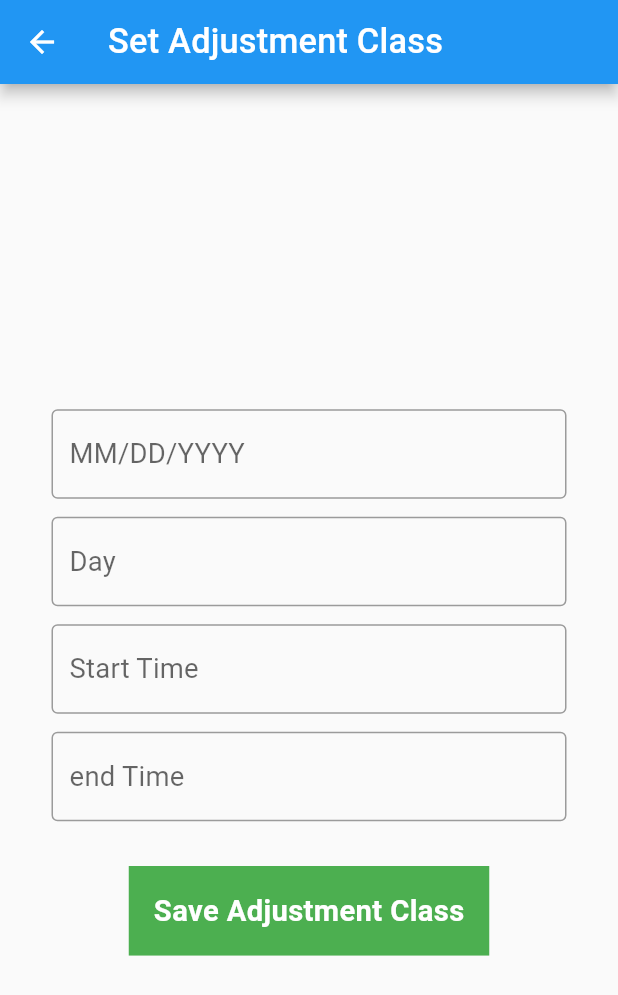
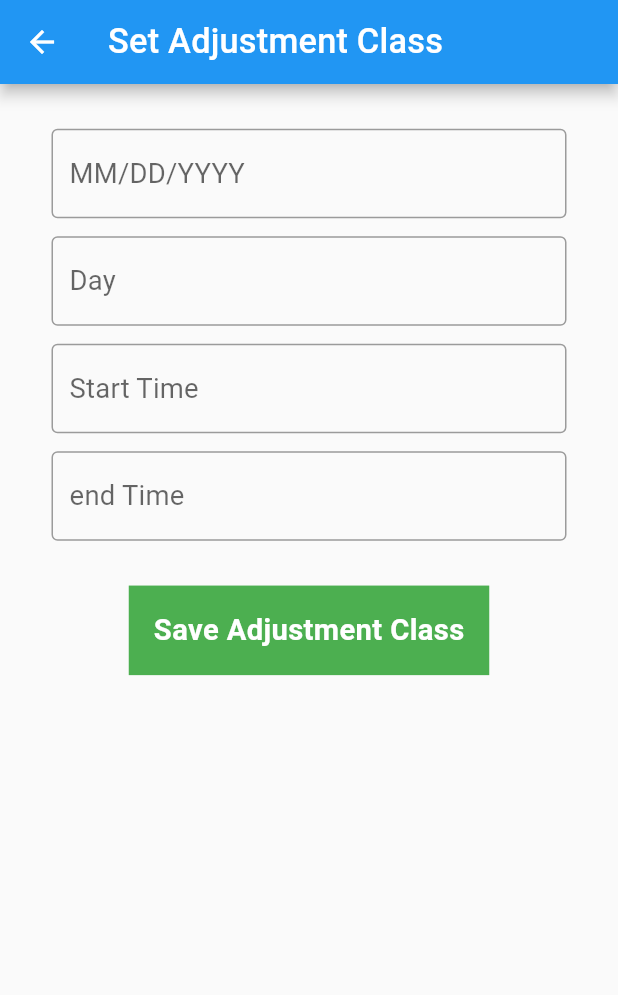
Before and after one commit to thohid44/angana, a Flutter app: the TodaysAttends screen opened directly, after a tap on "Set Adjustment Class", on a phone screen of 412 x 824 dp. Shown: the top 995 px of the screen. Run offline on Flutter 3.47's test engine with Material 2 defaults, Android fonts, the light colour scheme and no system bars; our stand-ins replace flutter_screenutil, get_storage; missing offline and left inert: d_chart; accounts and stored records are empty; network calls fail.

Commit message:
01-02-23

```diff
--- a/lib/views/Teacher/teacher_adjustment_cls.dart
+++ b/lib/views/Teacher/teacher_adjustment_cls.dart
@@ -6,17 +6,17 @@ import 'package:flutter/material.dart';
 import 'package:flutter_screenutil/flutter_screenutil.dart';
 import 'package:get_storage/get_storage.dart';
 import 'package:http/http.dart' as http;
+
 class TeacherAjustmentClass extends StatefulWidget {
   String? sessionCourseId;
 
-   TeacherAjustmentClass({super.key, String? sessionCourseId});
+  TeacherAjustmentClass({super.key, this.sessionCourseId});
 
   @override
   State<TeacherAjustmentClass> createState() => _TeacherAjustmentClassState();
 }
 
 class _TeacherAjustmentClassState extends State<TeacherAjustmentClass> {
-
   final TextEditingController date = TextEditingController();
   final TextEditingController day = TextEditingController();
   final TextEditingController startTime = TextEditingController();
@@ -25,85 +25,80 @@ class _TeacherAjustmentClassState extends State<TeacherAjustmentClass> {
   String? entryBy;
   final _box = GetStorage();
 
-   void initState(){
+  void initState() {
     deptId = _box.read(ApiUrl.TdeptId);
     entryBy = _box.read(ApiUrl.userName);
     super.initState();
   }
+
   @override
   Widget build(BuildContext context) {
     return Scaffold(
-      appBar: AppBar(title: Text("Set Adjustment Class"),),
+      appBar: AppBar(
+        title: Text("Set Adjustment Class"),
+      ),
       body: Column(
-        mainAxisAlignment: MainAxisAlignment.center,
+
         children: [
-          SizedBox(height: 20.h,),
-
+          SizedBox(
+            height: 20.h,
+          ),
           Container(
             height: 50.h,
             margin: EdgeInsets.symmetric(horizontal: 30.w, vertical: 5.h),
             child: TextFormField(
-
               controller: date,
               decoration: InputDecoration(
-                hintText: "MM/DD/YYYY",
-                border: OutlineInputBorder()
-              ),
+                  hintText: "MM/DD/YYYY", border: OutlineInputBorder()),
             ),
           ),
           Container(
             height: 50.h,
             margin: EdgeInsets.symmetric(horizontal: 30.w, vertical: 5.h),
             child: TextFormField(
-
               controller: day,
               decoration: InputDecoration(
-                hintText: "Day",
-                border: OutlineInputBorder()
-              ),
+                  hintText: "Day", border: OutlineInputBorder()),
             ),
           ),
           Container(
             height: 50.h,
             margin: EdgeInsets.symmetric(horizontal: 30.w, vertical: 5.h),
             child: TextFormField(
-
               controller: startTime,
               decoration: InputDecoration(
-                hintText: "Start Time",
-                border: OutlineInputBorder()
-              ),
+                  hintText: "Start Time", border: OutlineInputBorder()),
             ),
           ),
           Container(
             height: 50.h,
             margin: EdgeInsets.symmetric(horizontal: 30.w, vertical: 5.h),
             child: TextFormField(
-
               controller: endTime,
               decoration: InputDecoration(
-                hintText: "end Time",
-                border: OutlineInputBorder()
+                  hintText: "end Time", border: OutlineInputBorder()),
             ),
           ),
+          SizedBox(
+            height: 20.h,
           ),
-
-           SizedBox(height: 20.h,),
           InkWell(
-            onTap: (){
-
+            onTap: () {
               saveAdjustmentClass();
-
             },
             child: Container(
               alignment: Alignment.center,
               margin: EdgeInsets.symmetric(horizontal: 30.w),
               height: 50.h,
               width: 210.w,
-              decoration: BoxDecoration(
-                color: Colors.green
+              decoration: BoxDecoration(color: Colors.green),
+              child: Text(
+                "Save Adjustment Class",
+                style: TextStyle(
+                    fontSize: 17.sp,
+                    color: Colors.white,
+                    fontWeight: FontWeight.bold),
               ),
-              child: Text("Save Adjustment Class",style: TextStyle(fontSize: 17.sp, color: Colors.white, fontWeight: FontWeight.bold),),
             ),
           )
         ],
@@ -111,16 +106,16 @@ InkWell(
     );
   }
 
+  saveAdjustmentClass() async {
 
-   saveAdjustmentClass() async{
-    var response = await http.post(Uri.parse("http://puc.ac.bd:8098/api/StudentAttendance/SetAdjClass?sessionCourseId=${widget.sessionCourseId}&date=12/10/22&day=${day.text.toString()}&startTime=${startTime.text.toString()}&endTime=${endTime.text.toString()}&deptId=$deptId&entryBy=$entryBy"),
-
+    var response = await http.post(
+      Uri.parse(
+          "http://puc.ac.bd:8098/api/StudentAttendance/SetAdjClass?sessionCourseId=${widget.sessionCourseId}&date=12/10/22&day=${day.text.toString()}&startTime=${startTime.text.toString()}&endTime=${endTime.text.toString()}&deptId=$deptId&entryBy=$entryBy"),
     );
 
     var res = jsonDecode(response.body);
-    if(response.statusCode==200){
+    if (response.statusCode == 200) {
       print(res);
     }
   }
-
 }
--- a/lib/views/Teacher/todays_attends.dart
+++ b/lib/views/Teacher/todays_attends.dart
@@ -47,7 +47,6 @@ class _TodaysAttendsState extends State<TodaysAttends> {
   Widget build(BuildContext context) {
     return Scaffold(
       appBar: AppBar(
-
         title: Text("Todays Attends"),
         centerTitle: true,
       ),
@@ -73,33 +72,36 @@ class _TodaysAttendsState extends State<TodaysAttends> {
                         children: [
                           InkWell(
                             onTap: () {
-                              Navigator.push(context, MaterialPageRoute(builder:(context)=>TeacherTotalClsHelpPrevious()));
+                              Navigator.push(
+                                  context,
+                                  MaterialPageRoute(
+                                      builder: (context) =>
+                                          TeacherTotalClsHelpPrevious()));
                             },
                             child: Text(
                               snapshot.data!.data![index].name.toString(),
                               style: TextStyle(
-                                  fontSize: 12.sp,fontWeight: FontWeight.bold ),
+                                  fontSize: 12.sp, fontWeight: FontWeight.bold),
                             ),
                           ),
-                          // Text(
-                          //   snapshot.data!.data![index].roll.toString(),
-                          //   style: TextStyle(
-                          //       fontSize: 10.sp, fontWeight: FontWeight.w600),
-                          // ),
-
+                          Text(
+                            snapshot.data!.data![index].roll.toString(),
+                            style: TextStyle(
+                                fontSize: 10.sp, fontWeight: FontWeight.w600),
+                          ),
                           GestureDetector(
                             onTap: () {
-                              // setState(() {
-                              //   if (rollList.contains(attend[index]['id'])) {
-                              //     rollList.remove(attend[index]['id']);
-                              //     print(rollList.remove(attend[index]['id']));
-                              //     print(rollList);
-                              //   } else {
-                              //     rollList.add(attend[index]['id']);
-                              //     print(rollList.length);
-                              //     print(rollList);
-                              //   }
-                              // });
+                              setState(() {
+                                if (attend.contains(snapshot.data!.data![index].roll.toString())) {
+                                  attend.remove(snapshot.data!.data![index].roll.toString());
+                                  print(attend.remove(snapshot.data!.data![index].roll.toString()));
+                                  print(attend);
+                                } else {
+                                  attend.add(attend[index]['id']);
+                                  print(attend.length);
+                                  print(attend);
+                                }
+                              });
                             },
                             child: Container(
                               margin: EdgeInsets.only(right: 10.w),
@@ -110,7 +112,7 @@ class _TodaysAttendsState extends State<TodaysAttends> {
                               width: 50.w,
                               height: 50,
                               child: Text(
-                               "Present",
+                                "Present",
                                 style: TextStyle(
                                     color: Colors.green,
                                     fontSize: 10.sp,
@@ -130,24 +132,30 @@ class _TodaysAttendsState extends State<TodaysAttends> {
               );
             }),
           ),
-          SizedBox(height: 15.h,),
-
+          SizedBox(
+            height: 15.h,
+          ),
           InkWell(
-            onTap: (){
-              Navigator.push(context, MaterialPageRoute(builder:(context)=>TeacherAjustmentClass(
-                sessionCourseId: widget.coureId
-              )));
-
+            onTap: () {
+              Navigator.push(
+                  context,
+                  MaterialPageRoute(
+                      builder: (context) => TeacherAjustmentClass(
+                          sessionCourseId: widget.coureId)));
             },
             child: Container(
               alignment: Alignment.center,
               margin: EdgeInsets.symmetric(horizontal: 40.w),
               height: 50.h,
               width: 100.w,
-              decoration: BoxDecoration(
-                color: Colors.green
+              decoration: BoxDecoration(color: Colors.green),
+              child: Text(
+                "Set Adjustment Class",
+                style: TextStyle(
+                    fontSize: 17.sp,
+                    color: Colors.white,
+                    fontWeight: FontWeight.bold),
               ),
-              child: Text("Set Adjustment Class",style: TextStyle(fontSize: 17.sp, color: Colors.white, fontWeight: FontWeight.bold),),
             ),
           )
         ],
@@ -155,6 +163,6 @@ class _TodaysAttendsState extends State<TodaysAttends> {
     );
   }
 
-  List rollList = [];
 
+  List attend = [];
 }
```
Lines whose indentation alone changed are shown as unchanged.
